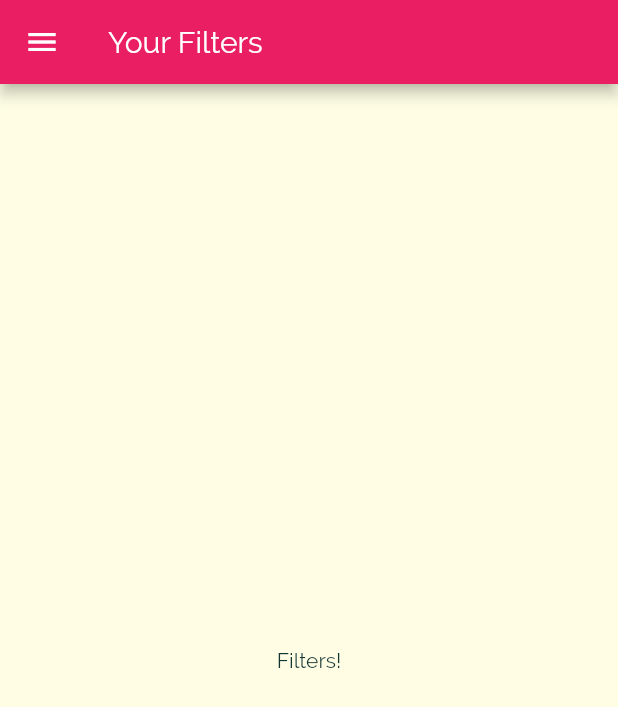
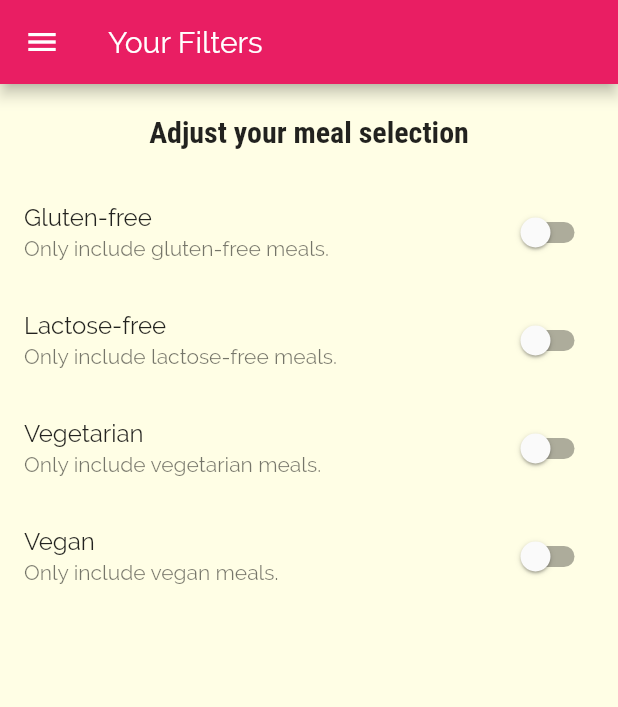
Before and after one commit to haohmaru3000/meal-selection, a Flutter app: the FiltersScreen screen opened by its route, on a phone screen of 412 x 824 dp. Shown: the top 707 px of the screen. Run offline on Flutter 3.47's test engine with Material 2 defaults, Android fonts, the phone set to English and light mode, and no system bars.

Commit message:
Adding filter switches

```diff
--- a/lib/screens/filters_screen.dart
+++ b/lib/screens/filters_screen.dart
@@ -1,8 +1,28 @@
 import 'package:flutter/material.dart';
 import '../widgets/main_drawer.dart';
 
-class FiltersScreen extends StatelessWidget {
+class FiltersScreen extends StatefulWidget {
   static const routeName = '/filters';
+
+  @override
+  State<FiltersScreen> createState() => _FiltersScreenState();
+}
+
+class _FiltersScreenState extends State<FiltersScreen> {
+  bool _glutenFree = false;
+  bool _vegetarian = false;
+  bool _vegan = false;
+  bool _lactoseFree = false;
+
+  Widget _buildSwitchListTile(String title, String description,
+      bool currentValue, Function updateValue) {
+    return SwitchListTile(
+      title: Text(title),
+      value: currentValue,
+      subtitle: Text(description),
+      onChanged: (currentValue) => updateValue(currentValue),
+    );
+  }
 
   @override
   Widget build(BuildContext context) {
@@ -11,8 +31,62 @@
         title: const Text('Your Filters'),
       ),
       drawer: MainDrawer(),
-      body: const Center(
-        child: Text('Filters!'),
+      body: Column(
+        children: <Widget>[
+          Container(
+            padding: const EdgeInsets.all(20),
+            child: Text(
+              'Adjust your meal selection',
+              style: Theme.of(context).textTheme.headline6,
+            ),
+          ),
+          Expanded(
+            child: ListView(
+              children: <Widget>[
+                _buildSwitchListTile(
+                  'Gluten-free',
+                  'Only include gluten-free meals.',
+                  _glutenFree,
+                  (newValue) {
+                    setState(() {
+                      _glutenFree = newValue;
+                    });
+                  },
+                ),
+                _buildSwitchListTile(
+                  'Lactose-free',
+                  'Only include lactose-free meals.',
+                  _lactoseFree,
+                  (newValue) {
+                    setState(() {
+                      _lactoseFree = newValue;
+                    });
+                  },
+                ),
+                _buildSwitchListTile(
+                  'Vegetarian',
+                  'Only include vegetarian meals.',
+                  _vegetarian,
+                  (newValue) {
+                    setState(() {
+                      _vegetarian = newValue;
+                    });
+                  },
+                ),
+                _buildSwitchListTile(
+                  'Vegan',
+                  'Only include vegan meals.',
+                  _vegan,
+                  (newValue) {
+                    setState(() {
+                      _vegan = newValue;
+                    });
+                  },
+                ),
+              ],
+            ),
+          ),
+        ],
       ),
     );
   }
```
